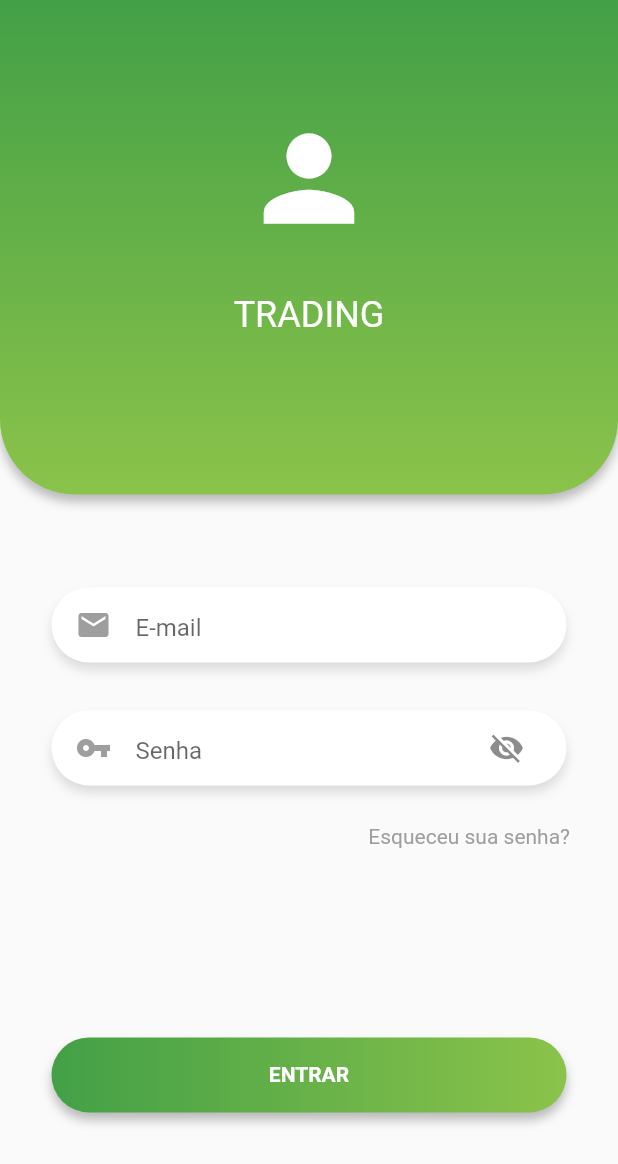
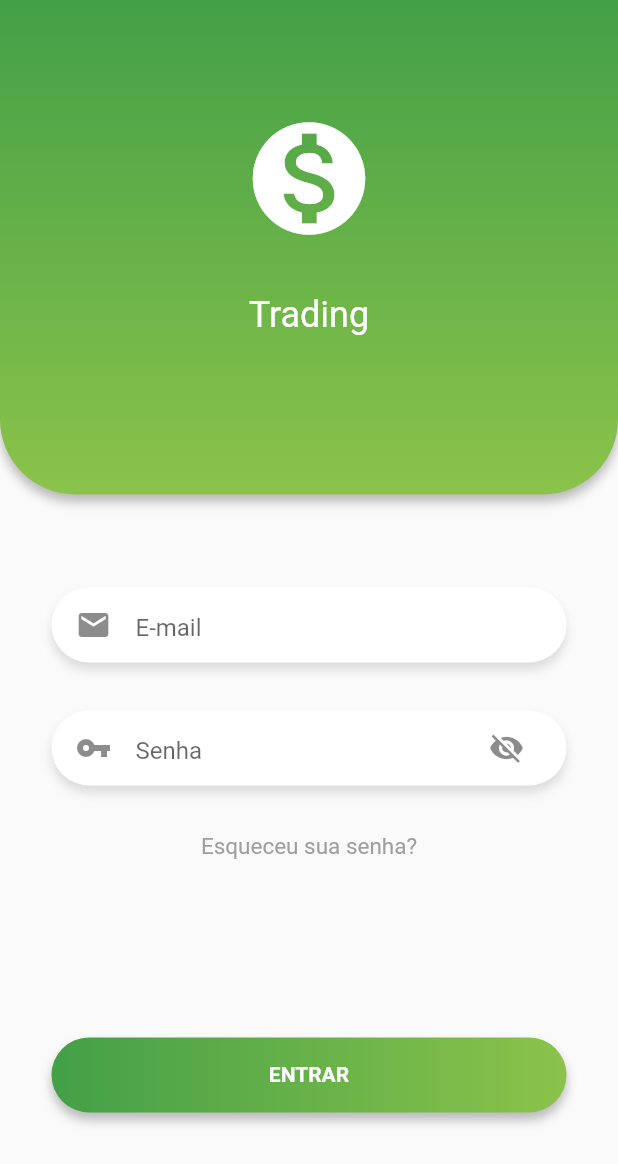
Before and after one commit to jjonasramos/Trading, a Flutter app: the screen it shows after launch, on a phone screen of 412 x 824 dp. Shown: the top 1164 px of the screen. Run offline on Flutter 3.47's test engine with Material 2 defaults, Android fonts, the phone set to English and light mode, and no system bars; Roboto replaces fonts that are missing (Fredoka One).

Commit message:
onClick botões login

```diff
--- a/lib/login/login.dart
+++ b/lib/login/login.dart
@@ -66,7 +66,7 @@ class _LoginState extends State<Login> {
 
                     Align(
                       alignment: Alignment.center,
-                      child: Icon(Icons.person,
+                      child: Icon(Icons.monetization_on,
                         size: 90,
                         color: Colors.white,
                       ),
@@ -81,7 +81,7 @@ class _LoginState extends State<Login> {
                           bottom: 32,
                           top: 32
                         ),
-                        child: Text('Trading'.toUpperCase(),
+                        child: Text('Trading',
                           style: TextStyle(
                             color: Colors.white,
                             fontSize: 24,
@@ -128,10 +128,9 @@ class _LoginState extends State<Login> {
                       child: TextField(
                         keyboardType: TextInputType.emailAddress,
                         decoration: InputDecoration(
+                          focusColor: Colors.green,
                           border: InputBorder.none,
-                          icon: Icon(Icons.email,
-                            color: Colors.grey,
-                          ),
+                          icon: Icon(Icons.email),
                           hintText: 'E-mail'
                         ),
                       ),
@@ -166,13 +165,12 @@ class _LoginState extends State<Login> {
                         obscureText: true,
                         decoration: InputDecoration(
                           border: InputBorder.none,
-                          icon: Icon(Icons.vpn_key,
-                            color: Colors.grey,
-                          ),
+                          icon: Icon(Icons.vpn_key,),
                           hintText: 'Senha',
                           suffixIcon: IconButton(
                             onPressed: _toggleVisibility,
                             icon: Icon(Icons.visibility_off),
+                            splashColor: Colors.white,
                           ),
                         ),
 
@@ -180,23 +178,33 @@ class _LoginState extends State<Login> {
                     ),
 
                     Align(
-                      alignment: Alignment.centerRight,
+                      alignment: Alignment.center,
                       child: Padding(
                         padding: const EdgeInsets.only(
-                          top: 26,
-                          right: 32
+                          top: 32,
+                          //right: 32
                         ),
-                        child: Text('Esqueceu sua senha?',
+                        child: GestureDetector(
+                          onTap: () {
+                             print("Mandar para tela de recuperar senha"); // TODO:: Implementar a recuperação de senha
+                          },
+                          child: Text("Esqueceu sua senha?",
                             style: TextStyle(
                               color: Colors.grey,
+                              fontSize: 15
                             ),
                           ),
+                        )
                       ),
                     ),
 
                     Spacer(),
 
-                    Container(
+                    GestureDetector(
+                      onTap: () {
+                        print('Entrar...'); // TODO: Implementar o login por usuário e senha
+                      },
+                      child: Container(
                         height: 50,
                         width: MediaQuery.of(context).size.width/1.2,
 
@@ -230,10 +238,10 @@ class _LoginState extends State<Login> {
                           ),
                         ),
                       ),
+                    ),
                   ],
                 ),
               ),
-
             ],
           ),
         ),
--- a/lib/main.dart
+++ b/lib/main.dart
@@ -8,7 +8,7 @@ class MyApp extends StatelessWidget {
   Widget build(BuildContext context) {
     return MaterialApp(
       title: 'Trading',
-      theme: ThemeData(primarySwatch: Colors.blue),
+      theme: ThemeData(primarySwatch: Colors.green),
       home: Login(),
     );
   }
```
Also changed, not shown: pubspec.yaml (+7 -8 lines), images/logo.png (added), 5 other files. Lines whose indentation alone changed are shown as unchanged.
